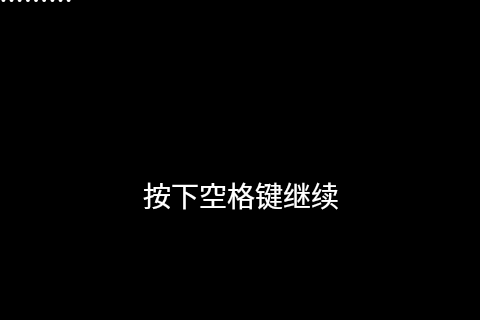
The window that ui/Attention.ui (HatPuter/HatPuterCppTeaching) describes before a commit, drawn with Qt 5; both pictures show x 399 to 879 and y 400 to 720 of the 1280 by 720 pixel window.
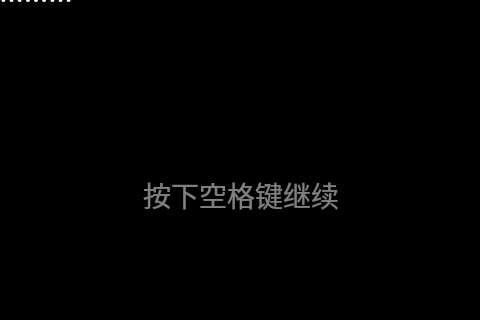
The same window after the commit.

Patch:
```diff
--- a/ui/Attention.ui
+++ b/ui/Attention.ui
@@ -121,7 +121,7 @@
      </property>
      <property name="styleSheet">
       <string notr="true">QLabel#Note {
-    color: white;
+    color: gray;
     font-size: 28px;
 }
 </string>
```
Left out of the diff: 2 changed lines with no effect on the pictures.
